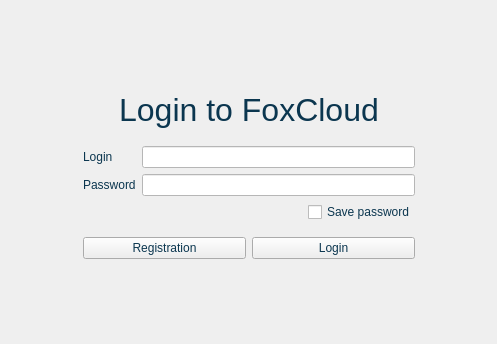
The window that client/login.ui (nekosilverfox/foxcloud) describes before a commit, drawn with Qt 5.
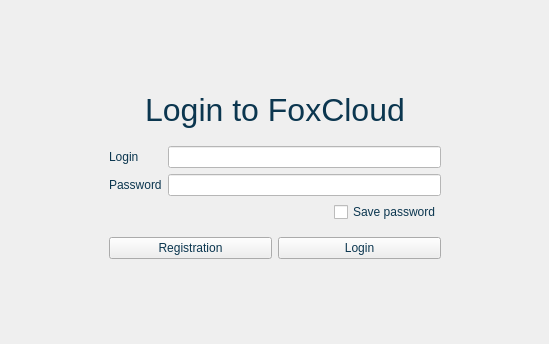
The same window after the commit. The open tabs and pages were chosen to show the change. Custom widgets are drawn as their Qt base class.

Diff of the .ui file:
```diff
--- a/client/login.ui
+++ b/client/login.ui
@@ -6,7 +6,7 @@
    <rect>
     <x>0</x>
     <y>0</y>
-    <width>497</width>
+    <width>549</width>
     <height>344</height>
    </rect>
   </property>
```
Left out of the diff: 4 changed lines with no effect on the pictures.
